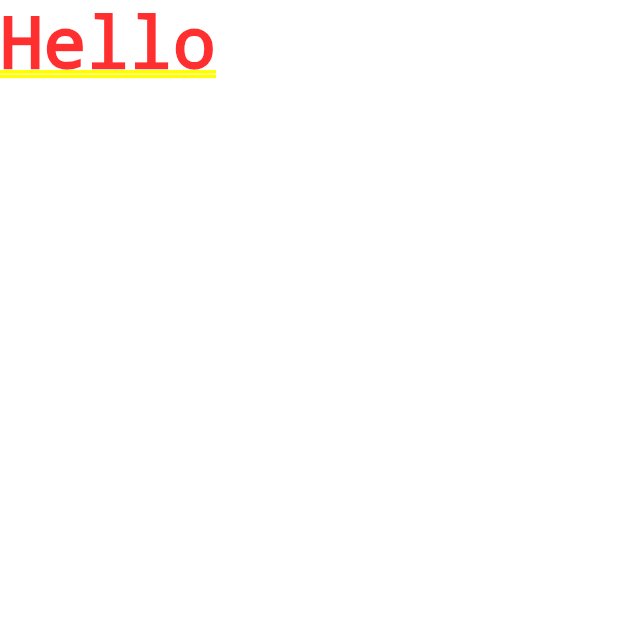
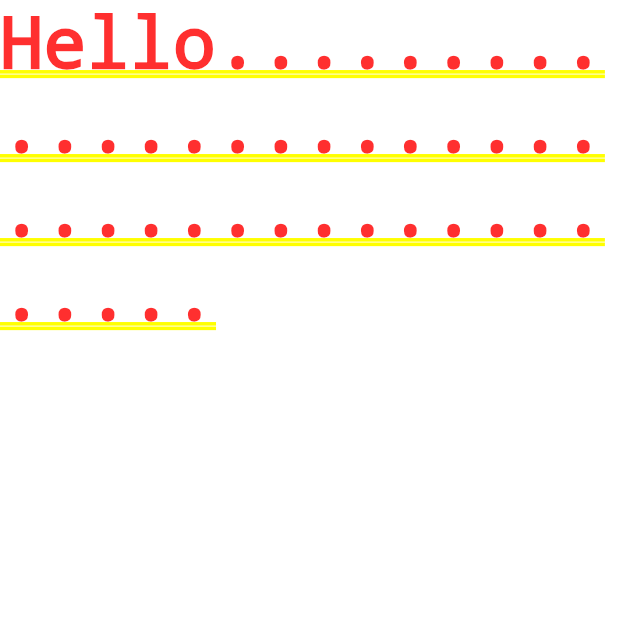
Before and after one commit to thevarungupta1/flutter_news_app_clean_architecture, a Flutter app: the screen it shows after launch, on a phone screen of 412 x 824 dp, the top half of it. Run offline on Flutter 3.47's test engine with Material 3 defaults, Android fonts, the phone set to English and light mode, and no system bars; our stand-ins replace cached_network_image, dio, equatable, floor, flutter_bloc, get_it and 1 more; accounts and stored records are empty; generated files the repository leaves out were written again; statements that could not run were skipped.

Commit message:
updated UI

```diff
--- a/lib/features/daily_news/data/data_sources/remote/news_api_service.dart
+++ b/lib/features/daily_news/data/data_sources/remote/news_api_service.dart
@@ -1,10 +1,12 @@
+import 'package:flutter_news_app/core/constants/constants.dart';
 import 'package:flutter_news_app/features/daily_news/data/models/article.dart';
 import 'package:retrofit/retrofit.dart';
 import 'package:dio/dio.dart';
 part 'news_api_service.g.dart';
 
+@RestApi(baseUrl: newsApiBaseURL)
 abstract class NewsApiService {
-  factory NewsApiService() = _NewsApiService;
+  factory NewsApiService(Dio dio) = _NewsApiService;
 
   @GET("/top-headlines")
   Future<HttpResponse<List<ArticleModel>>> getNewsArticles(
--- a/lib/injection_container.dart
+++ b/lib/injection_container.dart
@@ -14,7 +14,7 @@ Future<void> initializeDependencies() async {
   s1.registerSingleton<Dio>(Dio());
 
   // dependencies
-  //s1.registerSingleton<NewsApiService>(NewsApiService(s1()));
+  s1.registerSingleton<NewsApiService>(NewsApiService(s1()));
 
   s1.registerSingleton<ArticleRepository>(ArticleRepositoryImpl(s1(), s1()));
 
--- a/lib/main.dart
+++ b/lib/main.dart
@@ -3,8 +3,8 @@ import 'package:flutter_bloc/flutter_bloc.dart';
 import 'package:flutter_news_app/config/theme/app_theme.dart';
 import 'package:flutter_news_app/features/daily_news/presentation/bloc/article/remote/remote_article_bloc.dart';
 import 'package:flutter_news_app/features/daily_news/presentation/bloc/article/remote/remote_article_event.dart';
+import 'package:flutter_news_app/features/daily_news/presentation/pages/home/daily_news.dart';
 import 'package:flutter_news_app/injection_container.dart';
-import 'config/theme/app_theme.dart';
 
 Future<void> main() async {
   WidgetsFlutterBinding.ensureInitialized();
@@ -21,7 +21,7 @@ class MyApp extends StatelessWidget {
       create: (context) => s1()..add(const GetArticles()),
       child: MaterialApp(
         theme: theme(),
-        home: const Text('Hello'),
+        home: Text('Hello..........................................'),
       ),
     );
   }
```
Also changed, not shown: lib/features/daily_news/data/data_sources/remote/news_api_service.g.dart (added).
